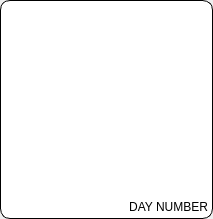
Qt form ui/CalendarObjects/dayslot.ui (ilyayae/SpaceTimeHeart) before a commit.
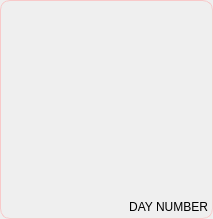
The same form after that commit.

What changed in the file:
```diff
--- a/ui/CalendarObjects/dayslot.ui
+++ b/ui/CalendarObjects/dayslot.ui
@@ -35,7 +35,7 @@
    <item>
     <widget class="QFrame" name="HolderOfAll">
      <property name="styleSheet">
-      <string notr="true">border: 1px solid black; border-radius: 10px; background: solid white;</string>
+      <string notr="true">border: 1px solid #F8C9C9; border-radius: 10px;</string>
      </property>
      <property name="frameShape">
       <enum>QFrame::Shape::StyledPanel</enum>
```
